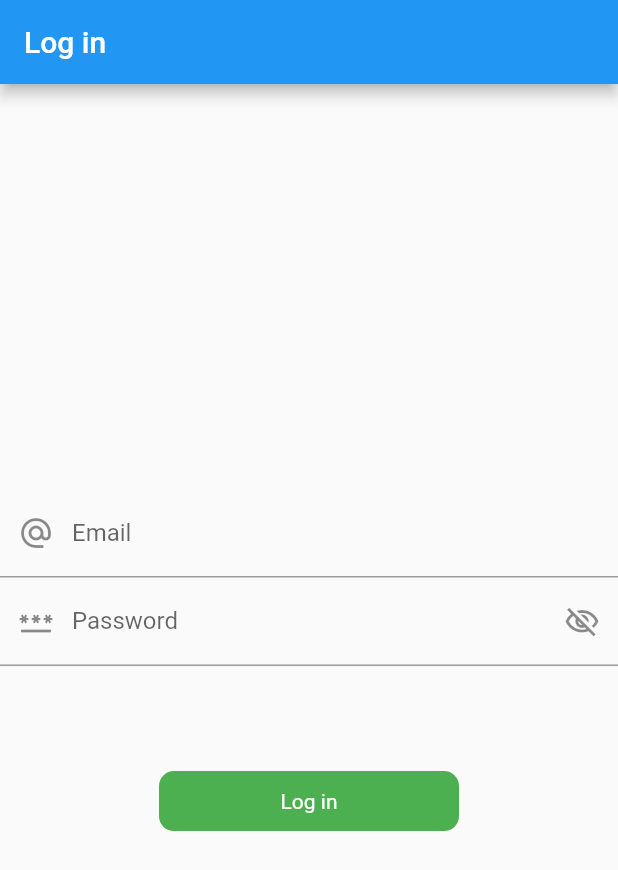
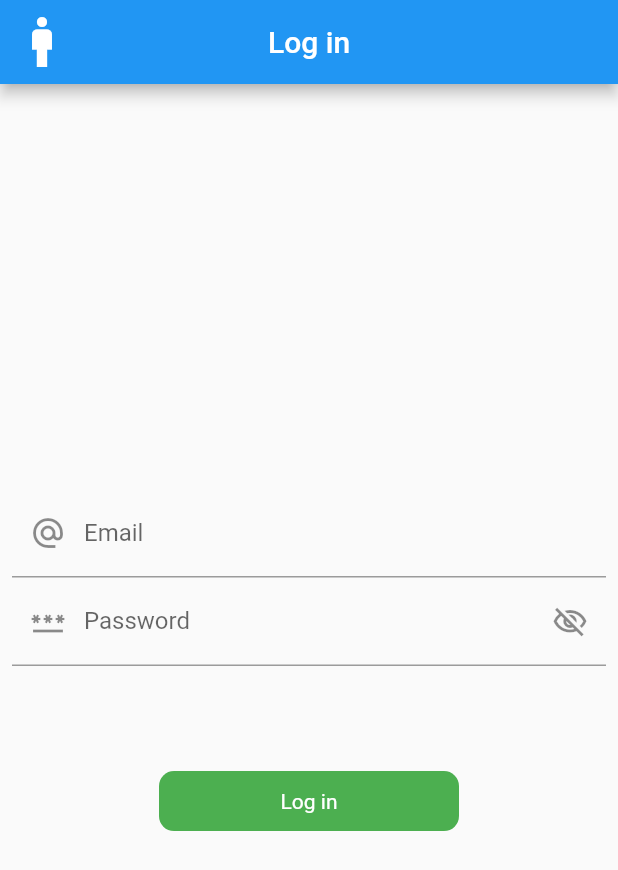
Before and after one commit to sajjadrahman56/MVVM_FLUTTER, a Flutter app: the screen it shows after launch, on a phone screen of 412 x 824 dp. Shown: the top 870 px of the screen. Run offline on Flutter 3.47's test engine with Material 2 defaults, Android fonts, the phone set to English and light mode, and no system bars; our stand-ins replace another_flushbar, fluttertoast.

Commit message:
log icon and title center

```diff
--- a/movie_fetch/lib/view/login_view.dart
+++ b/movie_fetch/lib/view/login_view.dart
@@ -29,7 +29,6 @@ class _LoginViewState extends State<LoginView> {
 
     emailFocusNode.dispose();
     passwordFocusNode.dispose();
-
     _obsecurePassword.dispose();
   }
 
@@ -39,8 +38,13 @@ class _LoginViewState extends State<LoginView> {
     return Scaffold(
       appBar: AppBar(
         title: Text('Log in'),
+        centerTitle: true,
+        leading: Icon(Icons.man,size: 40,),
+
       ),
         body: SafeArea(
+          child: Padding(
+            padding: const EdgeInsets.all(8.0),
             child: Column(
               mainAxisAlignment: MainAxisAlignment.center,
               crossAxisAlignment: CrossAxisAlignment.center,
@@ -112,6 +116,7 @@ class _LoginViewState extends State<LoginView> {
 
               ],
             ),
+          ),
         )
     );
   }
```
Also changed, not shown: movie_fetch/pubspec.lock, 1 other file. Lines whose indentation alone changed are shown as unchanged.
